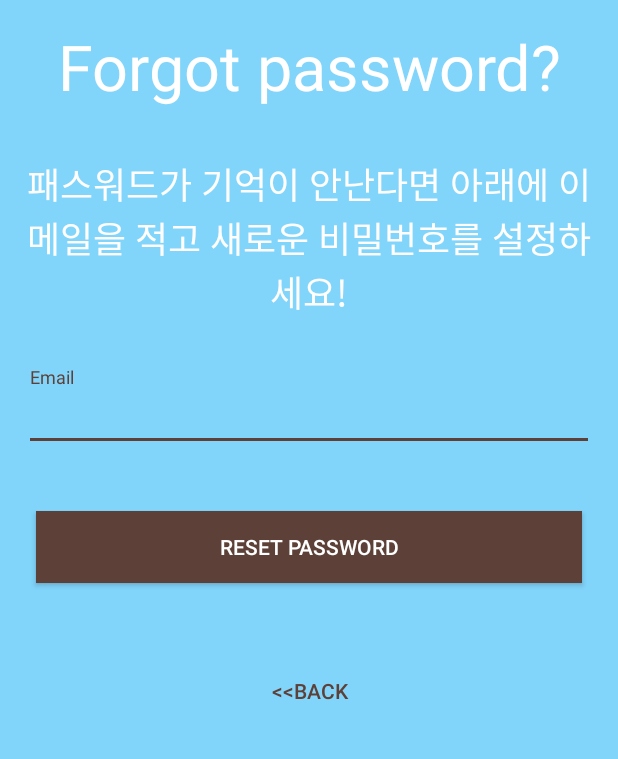
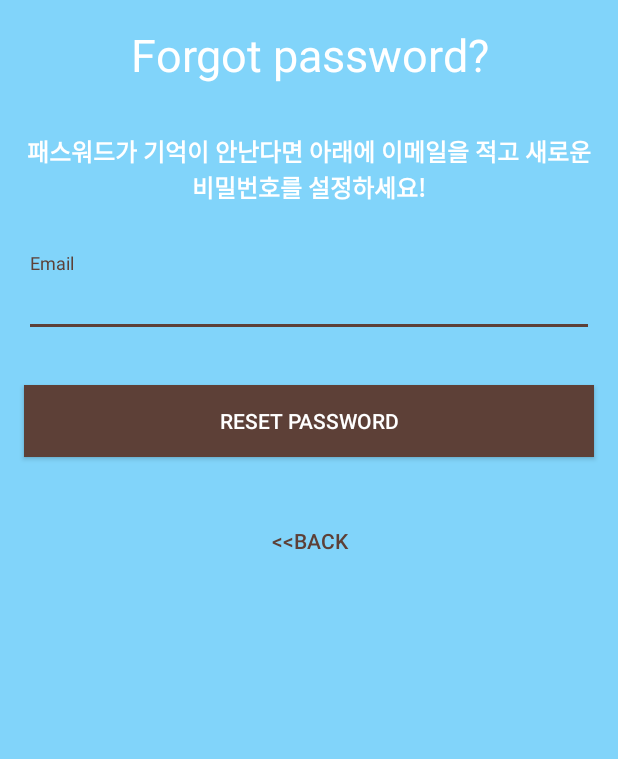
Before and after one commit to Leeyoungtaek/ScoreBase, an Android app: the ForgotPasswordActivity screen opened directly, with no data from a screen before it, on a phone screen of 412 x 824 dp, the part 192-951 px from its top. Run offline under Robolectric (Android 15) with nearby library versions, the phone set to English and light mode, and no system bars; our stand-ins replace Firebase (no records; nobody signed in at launch, a user with empty details on screens opened directly); plain views replace MaterialProgressBar.

Commit message:
2016.08.28 xml clear

```diff
--- a/app/src/main/java/com/scorebase/scorebase/ForgotPasswordActivity.java
+++ b/app/src/main/java/com/scorebase/scorebase/ForgotPasswordActivity.java
@@ -61,6 +61,7 @@ public class ForgotPasswordActivity extends AppCompatActivity {
                             public void onComplete(@NonNull Task<Void> task) {
                                 if(task.isSuccessful()){
                                     Toast.makeText(getApplicationContext(), "이메일을 확인해주세요!", Toast.LENGTH_LONG).show();
+                                    finish();
                                 }else{
                                     Toast.makeText(getApplicationContext(), "이메일에 보내는 것을 실패했습니다.", Toast.LENGTH_SHORT).show();
                                 }
--- a/app/src/main/java/com/scorebase/scorebase/MainActivity.java
+++ b/app/src/main/java/com/scorebase/scorebase/MainActivity.java
@@ -1,6 +1,5 @@
 package com.scorebase.scorebase;
 
-import android.app.ProgressDialog;
 import android.graphics.Bitmap;
 import android.graphics.BitmapFactory;
 import android.net.Uri;
--- a/app/src/main/res/layout/activity_forgot_password.xml
+++ b/app/src/main/res/layout/activity_forgot_password.xml
@@ -3,43 +3,44 @@
     xmlns:app="http://schemas.android.com/apk/res-auto"
     android:layout_width="match_parent"
     android:layout_height="match_parent"
-    android:background="#81d4fa"
+    android:background="@color/backgroundDark"
     android:orientation="vertical">
 
     <ImageView
-        android:layout_width="128dp"
-        android:layout_height="128dp"
+        android:layout_width="@dimen/width_logo"
+        android:layout_height="@dimen/height_logo"
         android:layout_gravity="center_horizontal"
         android:src="@drawable/logo" />
 
     <TextView
         android:layout_width="match_parent"
         android:layout_height="wrap_content"
-        android:layout_margin="16dp"
+        android:layout_margin="@dimen/margin_forgot_password_title"
         android:gravity="center"
-        android:text="Forgot password?"
+        android:text="@string/sign_forgot_password_title"
         android:textColor="@android:color/white"
-        android:textSize="42dp" />
+        android:textSize="@dimen/textsize_forgot_password_title" />
 
     <TextView
         android:layout_width="match_parent"
         android:layout_height="wrap_content"
-        android:layout_margin="16dp"
+        android:layout_margin="@dimen/margin_forgot_password_subtitle"
         android:gravity="center"
-        android:text="패스워드가 기억이 안난다면 아래에 이메일을 적고 새로운 비밀번호를 설정하세요!"
+        android:text="@string/sign_reset_password_title"
         android:textColor="@android:color/white"
-        android:textSize="24dp" />
+        android:textSize="@dimen/textsize_forgot_password_subtitle"
+        android:textStyle="bold"/>
 
     <android.support.design.widget.TextInputLayout
         android:layout_width="match_parent"
         android:layout_height="wrap_content"
-        android:layout_margin="16dp">
+        android:layout_margin="@dimen/margin_sign_edit_text">
 
         <EditText
             android:id="@+id/edit_text_email"
             android:layout_width="match_parent"
             android:layout_height="wrap_content"
-            android:hint="Email"
+            android:hint="@string/sign_email"
             android:inputType="textEmailAddress" />
     </android.support.design.widget.TextInputLayout>
 
@@ -48,9 +49,9 @@
         android:layout_width="match_parent"
         android:layout_height="wrap_content"
         android:layout_gravity="center_horizontal"
-        android:layout_margin="24dp"
+        android:layout_margin="@dimen/margin_sign_button"
         android:background="@color/colorAccent"
-        android:text="Reset Password"
+        android:text="@string/sign_reset_password"
         android:textColor="@android:color/white" />
 
     <Button
@@ -58,20 +59,19 @@
         android:layout_width="match_parent"
         android:layout_height="wrap_content"
         android:layout_gravity="center_horizontal"
-        android:layout_margin="24dp"
+        android:layout_margin="@dimen/margin_sign_button"
         android:background="@null"
-        android:text="BACK"
+        android:text="@string/sign_back_button"
         android:textColor="@color/colorAccent" />
 
     <me.zhanghai.android.materialprogressbar.MaterialProgressBar
         android:id="@+id/progressbar"
-        android:layout_width="30dp"
-        android:layout_height="30dp"
+        style="@style/Widget.MaterialProgressBar.ProgressBar"
+        android:layout_width="@dimen/width_progressbar"
+        android:layout_height="@dimen/height_progressbar"
         android:layout_gravity="center|bottom"
-        android:layout_marginBottom="20dp"
         android:indeterminate="true"
         android:visibility="gone"
-        app:mpb_progressStyle="circular"
-        style="@style/Widget.MaterialProgressBar.ProgressBar"/>
+        app:mpb_progressStyle="circular" />
 
 </LinearLayout>
--- a/app/src/main/res/layout/activity_main.xml
+++ b/app/src/main/res/layout/activity_main.xml
@@ -10,8 +10,8 @@
         android:id="@+id/tabs"
         android:layout_width="match_parent"
         android:layout_height="wrap_content"
+        android:background="@color/background"
         app:tabGravity="fill"
-        android:background="#81d4fa"
         app:tabMode="fixed" />
 
 
--- a/app/src/main/res/values/colors.xml
+++ b/app/src/main/res/values/colors.xml
@@ -3,4 +3,6 @@
     <color name="colorPrimary">#111111</color>
     <color name="colorPrimaryDark">#000000</color>
     <color name="colorAccent">#5D4037</color>
+    <color name="background">#B3E5FC</color>
+    <color name="backgroundDark">#81d4fa</color>
 </resources>
--- a/app/src/main/res/values/dimens.xml
+++ b/app/src/main/res/values/dimens.xml
@@ -2,4 +2,21 @@
     <!-- Default screen margins, per the Android Design guidelines. -->
     <dimen name="activity_horizontal_margin">16dp</dimen>
     <dimen name="activity_vertical_margin">16dp</dimen>
+    <dimen name="width_logo">128dp</dimen>
+    <dimen name="height_logo">128dp</dimen>
+    <dimen name="margin_sign_edit_text">16dp</dimen>
+    <dimen name="margin_sign_button">16dp</dimen>
+    <dimen name="width_progressbar">30dp</dimen>
+    <dimen name="height_progressbar">30dp</dimen>
+    <dimen name="margin_forgot_password_title">16dp</dimen>
+    <dimen name="margin_forgot_password_subtitle">16dp</dimen>
+    <dimen name="textsize_forgot_password_title">30dp</dimen>
+    <dimen name="textsize_forgot_password_subtitle">16dp</dimen>\
+    <dimen name="width_profile_image">96dp</dimen>
+    <dimen name="height_profile_image">96dp</dimen>
+    <dimen name="margin_profile_image_left">42dp</dimen>
+    <dimen name="margin_profile_image_top">42dp</dimen>
+    <dimen name="margin_profile_upload_button">20dp</dimen>
+    <dimen name="textsize_profile_name">16dp</dimen>
+    <dimen name="width_profile_upload_button">164dp</dimen>
 </resources>
--- a/app/src/main/res/values/strings.xml
+++ b/app/src/main/res/values/strings.xml
@@ -1,3 +1,15 @@
 <resources>
     <string name="app_name">Scorebase</string>
+    <string name="sign_email">Email</string>
+    <string name="sign_password">Password</string>
+    <string name="sign_singin">Sign In</string>
+    <string name="sign_register">Register</string>
+    <string name="sign_go_to_forgot_password">Forgot your password?</string>
+    <string name="sign_go_to_register">Not a member? Get registered now!</string>
+    <string name="sign_go_to_sign_in">Already registered. Sign In!</string>
+    <string name="sign_forgot_password_title">Forgot password?</string>
+    <string name="sign_reset_password_title">패스워드가 기억이 안난다면 아래에 이메일을 적고 새로운 비밀번호를 설정하세요!</string>
+    <string name="sign_reset_password">Reset Password</string>
+    <string name="sign_back_button">BACK</string>
+    <string name="my_information_upload_button">Upload Image</string>
 </resources>
```
Also changed, not shown: app/src/main/res/layout/activity_sign_in.xml (+18 -19 lines), app/src/main/res/layout/activity_sign_up.xml (+18 -19 lines), app/src/main/res/layout/fragment_my_information.xml (+15 -15 lines).
